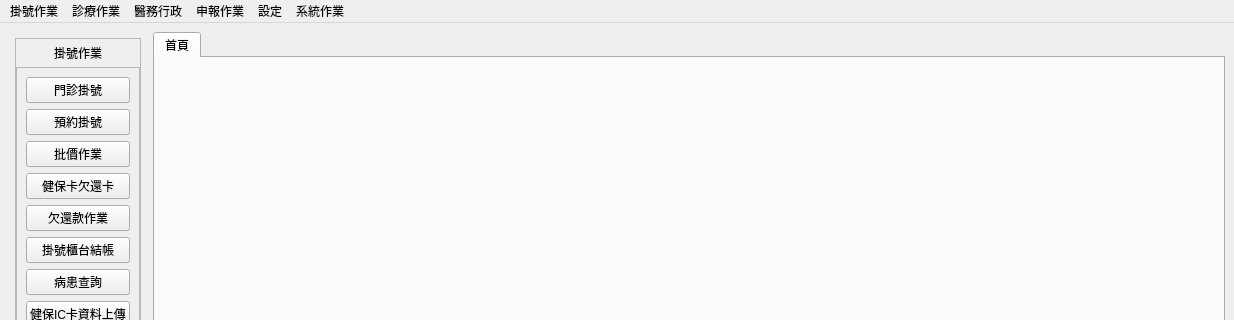
Old version of the form ui/pymedical.ui in the repository picacat/pyMedical; both pictures show x 0 to 1234 and y 0 to 320 of the 1234 by 924 pixel window.
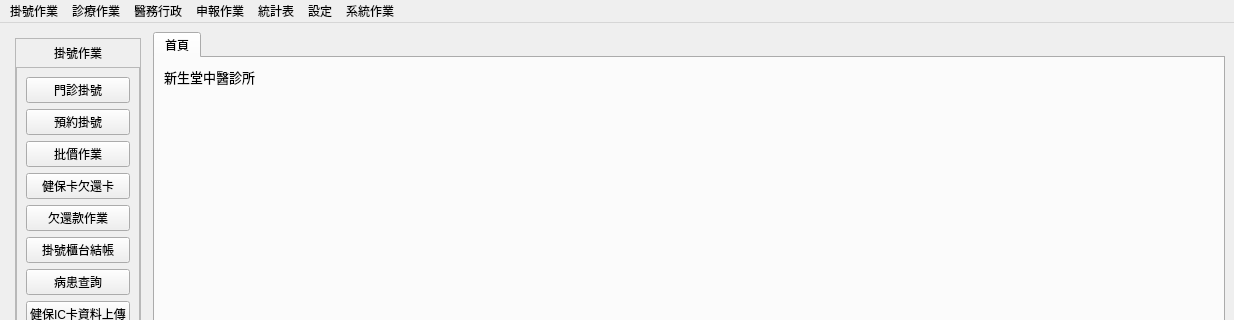
New version of the form. Icons and pictures are not drawn.

Patch:
```diff
--- a/ui/pymedical.ui
+++ b/ui/pymedical.ui
@@ -506,7 +506,33 @@
        <attribute name="title">
         <string>首頁</string>
        </attribute>
-       <layout class="QVBoxLayout" name="verticalLayout_9"/>
+       <layout class="QVBoxLayout" name="verticalLayout_9">
+        <item>
+         <widget class="QLabel" name="label_system_name">
+          <property name="font">
+           <font>
+            <pointsize>10</pointsize>
+           </font>
+          </property>
+          <property name="text">
+           <string>新生堂中醫診所</string>
+          </property>
+         </widget>
+        </item>
+        <item>
+         <spacer name="verticalSpacer_2">
+          <property name="orientation">
+           <enum>Qt::Vertical</enum>
+          </property>
+          <property name="sizeHint" stdset="0">
+           <size>
+            <width>20</width>
+            <height>40</height>
+           </size>
+          </property>
+         </spacer>
+        </item>
+       </layout>
       </widget>
      </widget>
     </item>
@@ -518,7 +544,7 @@
      <x>0</x>
      <y>0</y>
      <width>1234</width>
-     <height>21</height>
+     <height>26</height>
     </rect>
    </property>
    <widget class="QMenu" name="menu">
@@ -587,10 +613,18 @@
     <addaction name="action_certificate_diagnosis"/>
     <addaction name="action_certificate_payment"/>
    </widget>
+   <widget class="QMenu" name="menu_7">
+    <property name="title">
+     <string>統計表</string>
+    </property>
+    <addaction name="action_statistics_doctor"/>
+    <addaction name="action_statistics_return_rate"/>
+   </widget>
    <addaction name="menu"/>
    <addaction name="menu_2"/>
    <addaction name="menu_6"/>
    <addaction name="menu_5"/>
+   <addaction name="menu_7"/>
    <addaction name="menu_3"/>
    <addaction name="menu_4"/>
   </widget>
```
Left out of the diff: 25 changed lines with no effect on the pictures.
